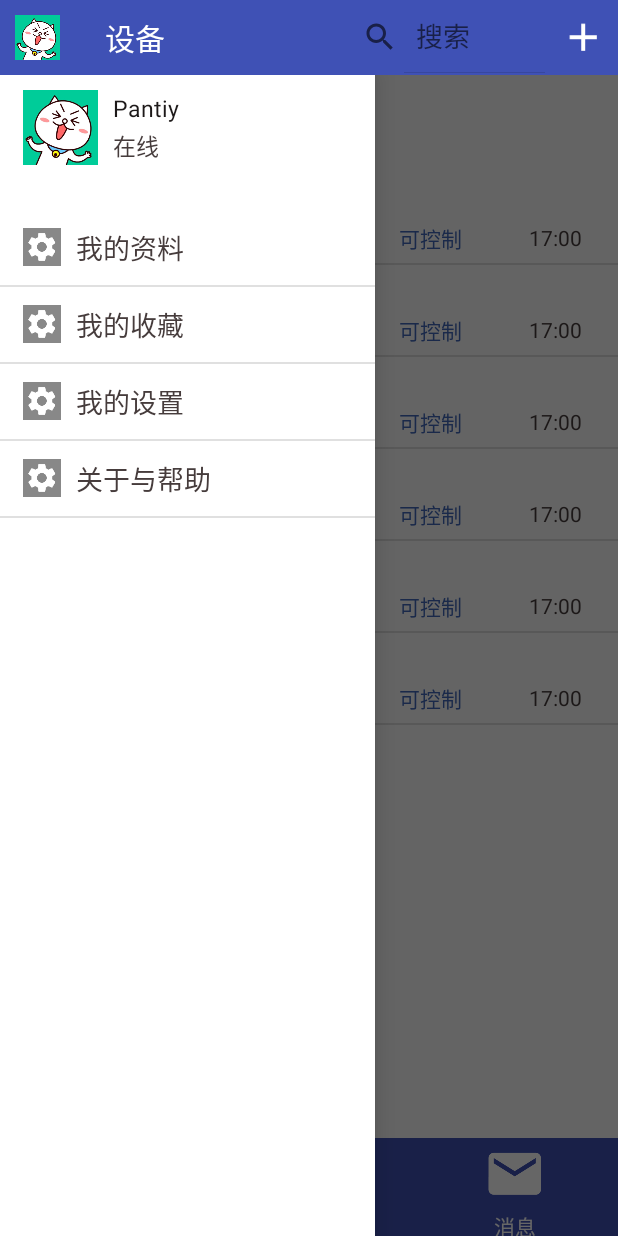
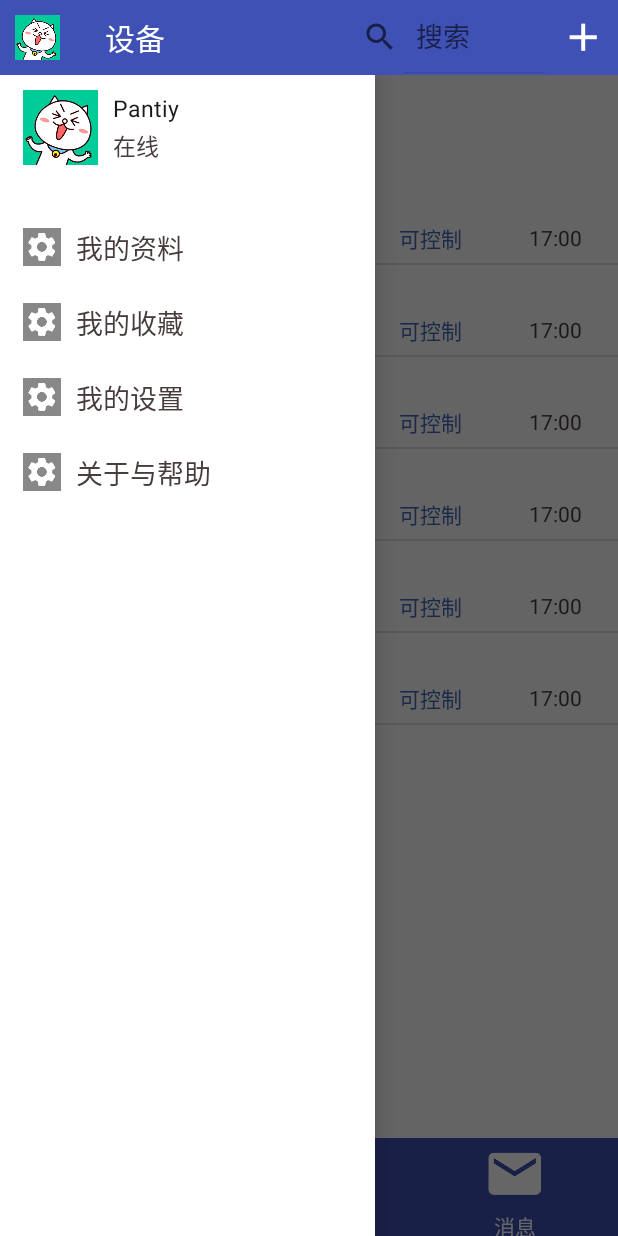
Before and after one commit to AppTeamCode/SmartSecurity-Manager, an Android app: the DeviceFragment screen opened directly, with no data from a screen before it, with the side drawer open, on a phone screen of 412 x 824 dp. Run offline under Robolectric (Android 15) with nearby library versions, the phone set to English and light mode, and no system bars; Roboto replaces fonts that are not available here; 1 statement that could not run was skipped.

Commit message:
Replace ListView in Drawer by ExpandableListView

```diff
--- /dev/null
+++ b/app/src/main/java/app/edu/cdu/com/smartsecurity_manager/adapter/ExpandableDrawerItemsAdapter.java
@@ -0,0 +1,101 @@
+package app.edu.cdu.com.smartsecurity_manager.adapter;
+
+import android.content.Context;
+import android.graphics.Color;
+import android.view.LayoutInflater;
+import android.view.View;
+import android.view.ViewGroup;
+import android.widget.BaseExpandableListAdapter;
+import android.widget.ImageView;
+import android.widget.TextView;
+import app.edu.cdu.com.smartsecurity_manager.R;
+
+/**
+ * Created by Pantiy on 2017/3/28.
+ * Copyright © 2016 All rights Reserved by Pantiy
+ */
+
+public class ExpandableDrawerItemsAdapter extends BaseExpandableListAdapter {
+
+    private static String[] sDrawerGroupItems = new String[] {"我的资料", "我的收藏", "我的设置", "关于与帮助"};
+    private static String[][] sDrawerChildItems = new String[][] { null, null,
+            {"账号管理", "消息管理", "流量管理", "流量管理", "记录管理", "隐私管理", "插件管理"},
+            null};
+
+    private Context mContext;
+
+    public ExpandableDrawerItemsAdapter(Context context) {
+        mContext = context;
+    }
+
+    @Override
+    public int getGroupCount() {
+        return sDrawerGroupItems.length;
+    }
+
+    @Override
+    public int getChildrenCount(int groupPosition) {
+        if (groupPosition == 2) {
+            return sDrawerChildItems[groupPosition].length;
+        } else {
+            return 0;
+        }
+    }
+
+    @Override
+    public Object getGroup(int groupPosition) {
+        return sDrawerGroupItems[groupPosition];
+    }
+
+    @Override
+    public Object getChild(int groupPosition, int childPosition) {
+        return sDrawerChildItems[groupPosition][childPosition];
+    }
+
+    @Override
+    public long getGroupId(int groupPosition) {
+        return groupPosition;
+    }
+
+    @Override
+    public long getChildId(int groupPosition, int childPosition) {
+        return childPosition;
+    }
+
+    @Override
+    public boolean hasStableIds() {
+        return false;
+    }
+
+    @Override
+    public View getGroupView(int groupPosition, boolean isExpanded, View convertView, ViewGroup parent) {
+        if (convertView == null) {
+            convertView = LayoutInflater.from(mContext).inflate(R.layout.list_item_with_icon, parent, false);
+            ImageView imageView = (ImageView) convertView.findViewById(R.id.itemIcon_imageView);
+            imageView.setImageResource(R.mipmap.ic_setting);
+            imageView.setBackgroundColor(Color.GRAY);
+            TextView textView = (TextView) convertView.findViewById(R.id.itemName_textView);
+            textView.setText(sDrawerGroupItems[groupPosition]);
+        }
+        return convertView;
+    }
+
+    @Override
+    public View getChildView(int groupPosition, int childPosition, boolean isLastChild, View convertView, ViewGroup parent) {
+        if (convertView == null) {
+            convertView = LayoutInflater.from(mContext).inflate(R.layout.list_item_with_icon, parent, false);
+            convertView.setPadding(35, 0, 0, 0);
+            ImageView imageView = (ImageView) convertView.findViewById(R.id.itemIcon_imageView);
+            imageView.setImageResource(R.mipmap.ic_setting);
+            imageView.setBackgroundColor(Color.GRAY);
+            TextView textView = (TextView) convertView.findViewById(R.id.itemName_textView);
+            textView.setText(sDrawerChildItems[groupPosition][childPosition]);
+        }
+        return convertView;
+    }
+
+    @Override
+    public boolean isChildSelectable(int groupPosition, int childPosition) {
+        return true;
+    }
+}
--- a/app/src/main/java/app/edu/cdu/com/smartsecurity_manager/adapter/SettingItemsAdapter.java
+++ b/app/src/main/java/app/edu/cdu/com/smartsecurity_manager/adapter/SettingItemsAdapter.java
@@ -46,9 +46,9 @@ public class SettingItemsAdapter extends BaseAdapter {
     public View getView(int i, View view, ViewGroup viewGroup) {
         if (view == null) {
             view = LayoutInflater.from(mContext).inflate(R.layout.list_item_with_icon,viewGroup,false);
-            TextView textView = (TextView) view.findViewById(R.id.settingItem_textView);
+            TextView textView = (TextView) view.findViewById(R.id.itemName_textView);
             textView.setText(mSettingItems[i]);
-            ImageView imageView = (ImageView) view.findViewById(R.id.settingItem_icon);
+            ImageView imageView = (ImageView) view.findViewById(R.id.itemIcon_imageView);
             imageView.setImageResource(R.mipmap.ic_setting);
             imageView.setBackgroundColor(Color.GRAY);
         }
--- a/app/src/main/java/app/edu/cdu/com/smartsecurity_manager/fragment/BaseFragment.java
+++ b/app/src/main/java/app/edu/cdu/com/smartsecurity_manager/fragment/BaseFragment.java
@@ -20,13 +20,13 @@ public abstract class BaseFragment extends Fragment {
     @Override
     public View onCreateView(LayoutInflater inflater, @Nullable ViewGroup container, @Nullable Bundle savedInstanceState) {
         mView = inflater.inflate(setLayoutRes(), container, false);
-        findViews();
+        initViews();
         setAdapter();
         setListener();
         return mView;
     }
 
-    protected abstract void findViews();
+    protected abstract void initViews();
 
     protected abstract void setAdapter();
 
--- a/app/src/main/java/app/edu/cdu/com/smartsecurity_manager/fragment/ContactFragment.java
+++ b/app/src/main/java/app/edu/cdu/com/smartsecurity_manager/fragment/ContactFragment.java
@@ -10,7 +10,7 @@ import app.edu.cdu.com.smartsecurity_manager.R;
 public class ContactFragment extends BaseFragment {
 
     @Override
-    protected void findViews() {
+    protected void initViews() {
 
     }
 
--- a/app/src/main/java/app/edu/cdu/com/smartsecurity_manager/fragment/DeviceFragment.java
+++ b/app/src/main/java/app/edu/cdu/com/smartsecurity_manager/fragment/DeviceFragment.java
@@ -14,7 +14,7 @@ public class DeviceFragment extends BaseFragment {
     private ListView mDeviceItemsListView;
 
     @Override
-    protected void findViews() {
+    protected void initViews() {
         mDeviceItemsListView = (ListView) mView.findViewById(R.id.deviceItems_listView);
     }
 
--- a/app/src/main/java/app/edu/cdu/com/smartsecurity_manager/fragment/MessageFragment.java
+++ b/app/src/main/java/app/edu/cdu/com/smartsecurity_manager/fragment/MessageFragment.java
@@ -10,7 +10,7 @@ import app.edu.cdu.com.smartsecurity_manager.R;
 public class MessageFragment extends BaseFragment {
 
     @Override
-    protected void findViews() {
+    protected void initViews() {
 
     }
 
--- a/app/src/main/java/app/edu/cdu/com/smartsecurity_manager/ui/MainActivity.java
+++ b/app/src/main/java/app/edu/cdu/com/smartsecurity_manager/ui/MainActivity.java
@@ -8,6 +8,7 @@ import android.support.v4.view.ViewPager;
 import android.support.v4.widget.DrawerLayout;
 import android.view.View;
 import android.widget.AdapterView;
+import android.widget.ExpandableListView;
 import android.widget.ImageView;
 import android.widget.ListView;
 import android.widget.RadioButton;
@@ -18,6 +19,7 @@ import java.util.ArrayList;
 import java.util.List;
 import app.edu.cdu.com.smartsecurity_manager.R;
 import app.edu.cdu.com.smartsecurity_manager.adapter.DrawerFragmentPagerAdapter;
+import app.edu.cdu.com.smartsecurity_manager.adapter.ExpandableDrawerItemsAdapter;
 import app.edu.cdu.com.smartsecurity_manager.adapter.SettingItemsAdapter;
 
 public class MainActivity extends BaseActivity {
@@ -35,6 +37,7 @@ public class MainActivity extends BaseActivity {
     private RadioGroup mBottomBarRadioGroup;
     private TextView mCurrentFragmentNameTextView;
     private SearchView mSearchView;
+    private ExpandableListView mDrawerItemsExpandableListView;
 
     private int[] mFragmentName = new int[] {R.string.device, R.string.contact, R.string.message};
     private List<RadioButton> mRadioButtonList = new ArrayList<>();
@@ -43,7 +46,7 @@ public class MainActivity extends BaseActivity {
     protected void onCreate(Bundle savedInstanceState) {
         super.onCreate(savedInstanceState);
         setContentView(R.layout.activity_main);
-        findViews();
+        initViews();
         setAdapters();
         addListeners();
     }
@@ -63,7 +66,7 @@ public class MainActivity extends BaseActivity {
         }
     }
 
-    private void findViews() {
+    private void initViews() {
 
         mDrawerLayout = (DrawerLayout) findViewById(R.id.drawerLayout);
         mViewPager = (ViewPager) findViewById(R.id.viewPager);
@@ -74,6 +77,10 @@ public class MainActivity extends BaseActivity {
         mCurrentFragmentNameTextView.setText(R.string.device);
 
         mSettingItemsListView = (ListView) findViewById(R.id.settingItems_listView);
+        mDrawerItemsExpandableListView =
+                (ExpandableListView) findViewById(R.id.drawerItems_expandableListView);
+        mDrawerItemsExpandableListView.setGroupIndicator(null);
+        mDrawerItemsExpandableListView.setDivider(null);
         mBottomBarRadioGroup = (RadioGroup) findViewById(R.id.bottomBar_RadioGroup);
 
         RadioButton radioButton = (RadioButton) findViewById(R.id.device_radioButton);
@@ -88,6 +95,9 @@ public class MainActivity extends BaseActivity {
     private void setAdapters() {
         SettingItemsAdapter settingItemsAdapter = new SettingItemsAdapter(this);
         mSettingItemsListView.setAdapter(settingItemsAdapter);
+        ExpandableDrawerItemsAdapter drawerItemsAdapter =
+                new ExpandableDrawerItemsAdapter(this);
+        mDrawerItemsExpandableListView.setAdapter(drawerItemsAdapter);
         DrawerFragmentPagerAdapter drawerFragmentPagerAdapter =
                 new DrawerFragmentPagerAdapter(getSupportFragmentManager());
         mViewPager.setAdapter(drawerFragmentPagerAdapter);
--- a/app/src/main/java/app/edu/cdu/com/smartsecurity_manager/ui/widget/TopView.java
+++ b/app/src/main/java/app/edu/cdu/com/smartsecurity_manager/ui/widget/TopView.java
@@ -48,6 +48,7 @@ public class TopView extends LinearLayout {
         mContext = context;
         initViews();
     }
+
 
     private void initViews() {
 
--- a/app/src/main/res/layout/activity_main.xml
+++ b/app/src/main/res/layout/activity_main.xml
@@ -5,7 +5,7 @@
     android:layout_height="match_parent"
     xmlns:android="http://schemas.android.com/apk/res/android">
 
-    <include layout="@layout/topbar_in_main_activity"/>
+    <include layout="@layout/topView_in_main_activity"/>
 
     <include layout="@layout/drawer"/>
 
--- a/app/src/main/res/layout/activity_setting.xml
+++ b/app/src/main/res/layout/activity_setting.xml
@@ -9,4 +9,9 @@
        android:layout_width="match_parent"
        android:layout_height="wrap_content"/>
 
+   <ExpandableListView
+       android:id="@+id/expandableListView"
+       android:layout_width="match_parent"
+       android:layout_height="wrap_content"/>
+
 </LinearLayout>
--- a/app/src/main/res/layout/drawer.xml
+++ b/app/src/main/res/layout/drawer.xml
@@ -1,8 +1,9 @@
 <?xml version="1.0" encoding="utf-8"?>
-<android.support.v4.widget.DrawerLayout xmlns:android="http://schemas.android.com/apk/res/android"
-                                        android:id="@+id/drawerLayout"
-                                        android:layout_width="match_parent"
-                                        android:layout_height="match_parent">
+<android.support.v4.widget.DrawerLayout
+    xmlns:android="http://schemas.android.com/apk/res/android"
+    android:id="@+id/drawerLayout"
+    android:layout_width="match_parent"
+    android:layout_height="match_parent">
 
     <LinearLayout
         android:id="@+id/main_drawerLayout"
@@ -74,7 +75,13 @@
         <ListView
             android:id="@+id/settingItems_listView"
             android:layout_width="250dp"
-            android:layout_height="match_parent"/>
+            android:layout_height="match_parent"
+            android:visibility="gone"/>
+
+        <ExpandableListView
+            android:id="@+id/drawerItems_expandableListView"
+            android:layout_width="250dp"
+            android:layout_height="wrap_content"/>
 
     </LinearLayout>
 
--- a/app/src/main/res/layout/list_item_with_icon.xml
+++ b/app/src/main/res/layout/list_item_with_icon.xml
@@ -6,14 +6,14 @@
               android:orientation="horizontal">
 
     <ImageView
-        android:id="@+id/settingItem_icon"
+        android:id="@+id/itemIcon_imageView"
         android:layout_width="25dp"
         android:layout_height="25dp"
         android:layout_marginLeft="15dp"
         android:layout_marginRight="10dp"/>
 
     <TextView
-        android:id="@+id/settingItem_textView"
+        android:id="@+id/itemName_textView"
         android:layout_width="wrap_content"
         android:layout_height="match_parent"
         android:gravity="center_vertical"
```
Also changed, not shown: app/src/main/java/app/edu/cdu/com/smartsecurity_manager/ui/SettingActivity.java (+9 -9 lines), app/src/main/res/layout/topView_in_main_activity.xml (renamed from app/src/main/res/layout/topbar_in_main_activity.xml).
